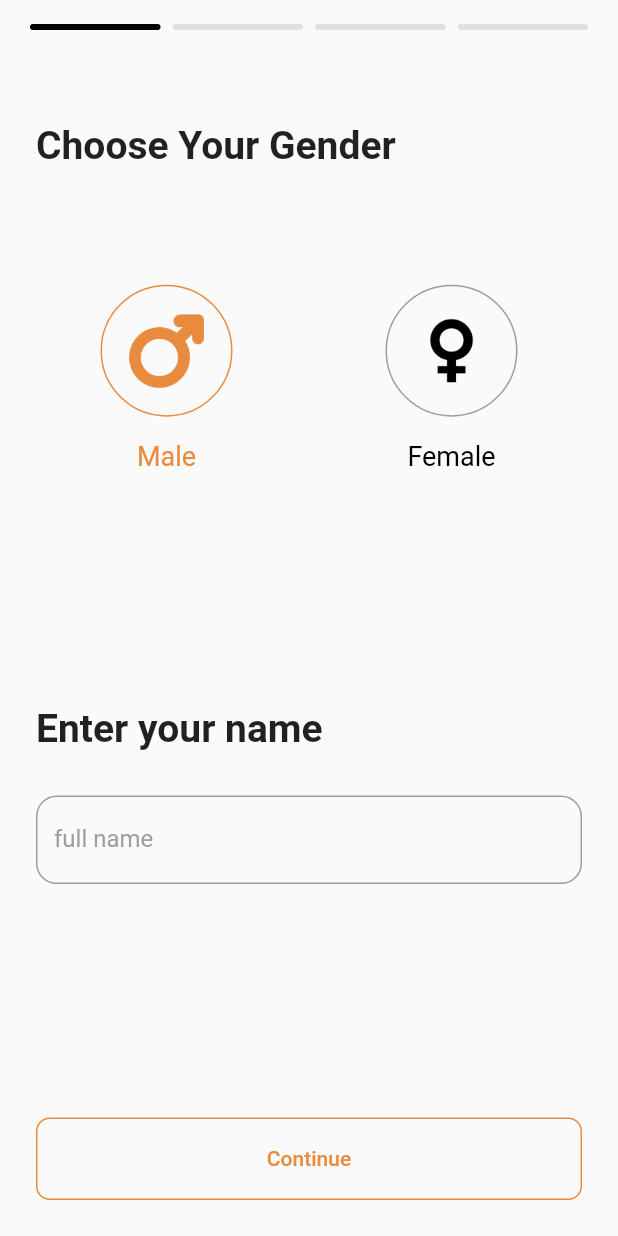
After one commit to KHgamal/Eat_Wise, a Flutter app: the screen it shows after launch, on a phone screen of 412 x 824 dp. The commit adds this screen. Run offline on Flutter 3.47's test engine with Material 3 defaults, Android fonts, the phone set to English and light mode, and no system bars; our stand-ins replace dio, equatable, flutter_bloc, flutter_screenutil, freezed_annotation, get_it and 5 more; accounts and stored records are empty; generated files the repository leaves out were written again.

Commit message:
create onboarding name - gender - h&w - birthdate UI

```diff
--- a/lib/core/common/styles/colors_app.dart
+++ b/lib/core/common/styles/colors_app.dart
@@ -6,7 +6,7 @@ static const Color lightBlueAccent =  Colors.lightBlueAccent;
   static const Color lightGreen = Color(0xffB3E892);
   static const Color green = Color(0xff6AB054);
   static const Color darkGreen = Color(0xff316A30);
- static const Color orange = Color(0xffD48342);
+ static const Color orange = Color.fromARGB(255, 233, 139, 63);
   static Color msgContainer = const Color(0xffF1F1F1);
   static Color grey =  Colors.grey;
  static const MaterialColor lightGreenSwatch =  MaterialColor(
--- a/lib/core/common/styles/media.dart
+++ b/lib/core/common/styles/media.dart
@@ -10,6 +10,10 @@ class Assets {
   /// assets/images/decrease_water.png
   static const String assetsImagesDecreaseWater = "assets/images/decrease_water.png";
 
+  /// Assets for assetsImagesFemale
+  /// assets/images/female.png
+  static const String assetsImagesFemale = "assets/images/female.png";
+
   /// Assets for assetsImagesFilter
   /// assets/images/filter.png
   static const String assetsImagesFilter = "assets/images/filter.png";
@@ -21,4 +25,8 @@ class Assets {
   /// Assets for assetsImagesLineChart
   /// assets/images/line_chart.png
   static const String assetsImagesLineChart = "assets/images/line_chart.png";
+
+  /// Assets for assetsImagesMale
+  /// assets/images/male.png
+  static const String assetsImagesMale = "assets/images/male.png";
 }
--- a/lib/core/common/styles/theme.dart
+++ b/lib/core/common/styles/theme.dart
@@ -25,15 +25,15 @@ ThemeData appTheme = ThemeData(
       border: OutlineInputBorder(
         borderRadius: BorderRadius.circular(12.r),
         borderSide: BorderSide(
-            color: AppColors.msgContainer, width: 2), // Remove default border
+            color: AppColors.grey, width: 2), // Remove default border
       ),
       focusedBorder: OutlineInputBorder(
         borderRadius: BorderRadius.circular(12.r),
-        borderSide: BorderSide(color: AppColors.msgContainer, width: 2),
+        borderSide: BorderSide(color: AppColors.grey, width: 2),
       ),
       enabledBorder: OutlineInputBorder(
         borderRadius: BorderRadius.circular(12.r),
-        borderSide: BorderSide(color: AppColors.msgContainer, width: 1),
+        borderSide: BorderSide(color: AppColors.grey, width: 1),
       ),
-      labelStyle: const TextStyle(color: AppColors.orange)),
+      labelStyle:  TextStyle(color: AppColors.grey)),
 );
--- /dev/null
+++ b/lib/core/common/widgets/continue_button.dart
@@ -0,0 +1,17 @@
+import 'package:flutter/material.dart';
+
+class ContinueButton extends StatelessWidget {
+  const ContinueButton({super.key, required this.onContinue});
+   final VoidCallback onContinue;
+
+  @override
+  Widget build(BuildContext context) {
+        return ElevatedButton(
+      onPressed: onContinue,
+      style: ElevatedButton.styleFrom(
+        minimumSize: const Size(double.infinity, 55),
+      ),
+      child: const Text("Continue"),
+    );
+  }
+}
--- /dev/null
+++ b/lib/features/onboarding/presentation/views/gender_view.dart
@@ -0,0 +1,71 @@
+import 'package:eat_wise/core/common/styles/media.dart';
+import 'package:eat_wise/features/onboarding/presentation/widgets/gender_container.dart';
+import 'package:flutter/material.dart';
+
+import '../../../../core/common/widgets/continue_button.dart';
+
+class GenderPage extends StatefulWidget {
+  final VoidCallback onContinue;
+  const GenderPage({super.key, required this.onContinue});
+
+  @override
+  State<GenderPage> createState() => _GenderPageState();
+}
+
+class _GenderPageState extends State<GenderPage> {
+  final nameController = TextEditingController();
+  @override
+  Widget build(BuildContext context) {
+    return Padding(
+      padding: const EdgeInsets.all(24.0),
+      child: Column(
+        crossAxisAlignment: CrossAxisAlignment.start,
+        children: [
+          const SizedBox(height: 22,),
+          const Text(
+            "Choose Your Gender",
+            style: TextStyle(fontSize: 26, fontWeight: FontWeight.bold),
+          ),
+          const Spacer(),
+          const Row(
+            children: [
+              Expanded(
+                child: GenderContainer(
+                    text: "Male",
+                    icon: Assets.assetsImagesMale,
+                    isActive: true),
+              ),
+              SizedBox(
+                width: 16,
+              ),
+              Expanded(
+                child: GenderContainer(
+                    text: "Female",
+                    icon: Assets.assetsImagesFemale,
+                    isActive: false),
+              ),
+            ],
+          ),
+          const Spacer(
+            flex: 2,
+          ),
+          const Text(
+            "Enter your name",
+            style: TextStyle(fontSize: 26, fontWeight: FontWeight.bold),
+          ),
+          const SizedBox(height: 30,),
+          TextField(
+            controller: nameController,
+            decoration: const InputDecoration(labelText: 'full name'),
+          ),
+          const Spacer(
+            flex: 2,
+          ),
+          ContinueButton(
+            onContinue: widget.onContinue,
+          ),
+        ],
+      ),
+    );
+  }
+}
--- /dev/null
+++ b/lib/features/onboarding/presentation/views/onboarding_flow.dart
@@ -0,0 +1,66 @@
+import 'package:flutter/material.dart';
+
+import '../widgets/page_indicator.dart';
+import 'gender_view.dart';
+import 'height_weight_page.dart';
+
+class OnboardingFlow extends StatefulWidget {
+  const OnboardingFlow({super.key});
+
+  @override
+  State<OnboardingFlow> createState() => _OnboardingFlowState();
+}
+
+class _OnboardingFlowState extends State<OnboardingFlow> {
+  final PageController _controller = PageController();
+  int currentStep = 1;
+
+  void nextPage() {
+    if (currentStep < 4) {
+      _controller.nextPage(
+          duration: const Duration(milliseconds: 300),
+          curve: Curves.easeInOut);
+    }
+  }
+
+  @override
+  void initState() {
+    super.initState();
+    _controller.addListener(() {
+      final page = (_controller.page ?? 0).round() + 1;
+      if (page != currentStep) {
+        setState(() => currentStep = page);
+      }
+    });
+  }
+
+  @override
+  Widget build(BuildContext context) {
+    return Scaffold(
+      body: SafeArea(
+        child: Column(
+          children: [
+            /// Step Indicator
+            Padding(
+              padding: const EdgeInsets.all(16.0),
+              child: StepIndicator(currentStep: currentStep),
+            ),
+
+            Expanded(
+              child: PageView(
+                controller: _controller,
+                physics: const NeverScrollableScrollPhysics(), // Swipe disabled
+                children: [
+                  GenderPage(onContinue: nextPage),
+                 // GoalPage(onContinue: nextPage),
+                 HeightWeightPage(onContinue: nextPage),
+                //  BirthdatePage(onContinue: nextPage),
+                ],
+              ),
+            ),
+          ],
+        ),
+      ),
+    );
+  }
+}
--- /dev/null
+++ b/lib/features/onboarding/presentation/widgets/gender_container.dart
@@ -0,0 +1,38 @@
+import 'package:flutter/material.dart';
+
+import '../../../../core/common/styles/colors_app.dart';
+
+class GenderContainer extends StatelessWidget {
+  const GenderContainer(
+      {super.key,
+      required this.text,
+      required this.icon,
+      required this.isActive});
+  final String text;
+  final String icon;
+  final bool isActive;
+  @override
+  Widget build(BuildContext context) {
+    return Column(
+      children: [
+        Container(
+          padding: const EdgeInsets.all(18),
+          decoration: BoxDecoration(
+            shape: BoxShape.circle,
+            border: Border.all(
+              color: isActive ? AppColors.orange : AppColors.grey,
+            ),
+          ),
+          child: Image.asset(icon , width: 50 ,  height: 50, color: isActive ? AppColors.orange : Colors.black ),
+        ),
+        const SizedBox(
+          height: 16,
+        ),
+        Text(text,
+            style: TextStyle(
+                fontSize: 18,
+                color: isActive ? AppColors.orange : Colors.black))
+      ],
+    );
+  }
+}
--- /dev/null
+++ b/lib/features/onboarding/presentation/widgets/page_indicator.dart
@@ -0,0 +1,31 @@
+import 'package:flutter/material.dart';
+
+class StepIndicator extends StatelessWidget {
+  final int currentStep; // 1,2,3,4
+  final int totalSteps;
+
+  const StepIndicator({
+    super.key,
+    required this.currentStep,
+    this.totalSteps = 4,
+  });
+
+  @override
+  Widget build(BuildContext context) {
+    return Row(
+      children: List.generate(totalSteps, (index) {
+        final isActive = index < currentStep;
+        return Expanded(
+          child: Container(
+            margin: const EdgeInsets.symmetric(horizontal: 4),
+            height: 4,
+            decoration: BoxDecoration(
+              color: isActive ? Colors.black : Colors.grey.shade300,
+              borderRadius: BorderRadius.circular(8),
+            ),
+          ),
+        );
+      }),
+    );
+  }
+}
--- a/lib/main.dart
+++ b/lib/main.dart
@@ -9,6 +9,7 @@ import 'package:provider/provider.dart';
 import 'core/common/styles/theme.dart';
 import 'core/common/widgets/bottom_nav_bar.dart';
 import 'features/meal_recipe/presentation/bloc/meal_bloc.dart';
+import 'features/onboarding/presentation/views/onboarding_flow.dart';
 import 'features/splash_screen/splash_view.dart';
 import 'features/water_track/presentation/provider/water_provider.dart';
 import 'features/water_track/presentation/views/water_track_view.dart';
@@ -48,7 +49,7 @@ class MyApp extends StatelessWidget {
                 debugShowCheckedModeBanner: false,
                 title: 'Meal Tracker',
                 theme: appTheme,
-                home: const CustomBottomNavBar(),
+                home: const OnboardingFlow(),
               );
             }),
       ),
```
Also changed, not shown: lib/features/onboarding/presentation/views/height_weight_page.dart (added, +86 -0 lines), lib/features/onboarding/presentation/widgets/number_picker_card.dart (added, +56 -0 lines), lib/features/profile/domain/entities/user_info.dart (+18 -5 lines), assets/images/female.png (added), assets/images/male.png (added), 4 other files.
